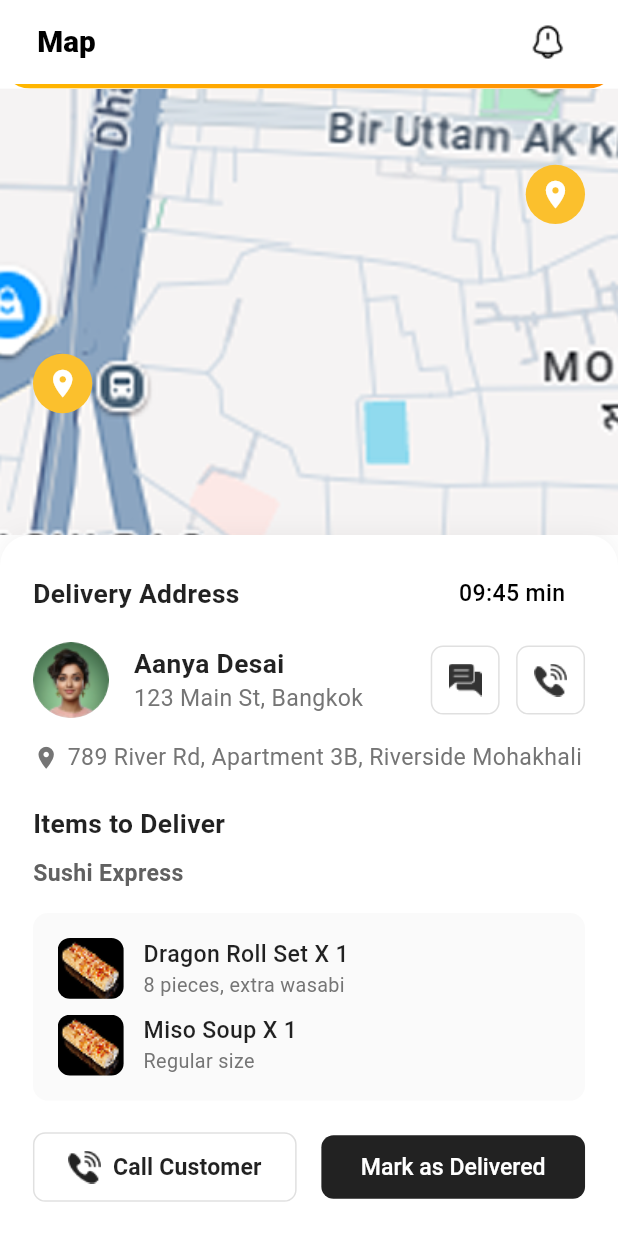
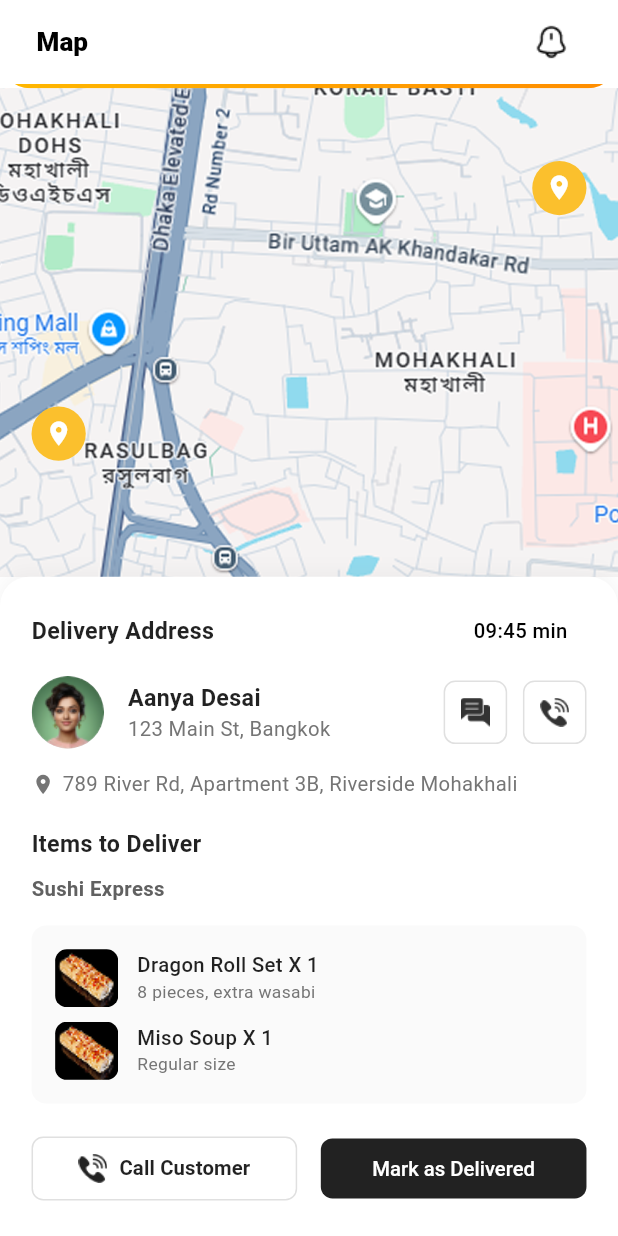
Before and after one commit to nuhan021/quikle_rider, a Flutter app: the MapScreen screen opened by its route, on a phone screen of 412 x 824 dp. Run offline on Flutter 3.47's test engine with Material 3 defaults, Android fonts, the phone set to English and light mode, and no system bars; our stand-ins replace flutter_screenutil, get, google_fonts, image_picker, logger, shared_preferences and 1 more; accounts and stored records are empty; Roboto replaces fonts that are missing (Obviously).

Commit message:
update done

```diff
--- a/lib/features/bottom_nav_bar/controller/bottom_nav_bar_controller.dart
+++ b/lib/features/bottom_nav_bar/controller/bottom_nav_bar_controller.dart
@@ -16,7 +16,7 @@ class BottomNavbarController extends GetxController {
       fallbackIcon: Icons.home,
     ),
     NavItem(
-      icon: 'assets/icons/orders.png',
+      icon: 'assets/icons/ordericon.png',
       label: 'All Orders',
       fallbackIcon: Icons.receipt_long,
     ),
--- a/lib/features/map/presentation/screen/map.dart
+++ b/lib/features/map/presentation/screen/map.dart
@@ -11,9 +11,6 @@ class MapScreen extends StatelessWidget {
 
   @override
   Widget build(BuildContext context) {
-    // Initialize ScreenUtil if not already done in your app
-    ScreenUtil.init(context, designSize: const Size(375, 812));
-
     return ChangeNotifierProvider(
       create: (context) => MapController(),
       child: Consumer<MapController>(
@@ -44,17 +41,16 @@ class MapScreen extends StatelessWidget {
 
   Widget _buildMapArea() {
     return Expanded(
-      flex: 3,
-      child: Container(
+      child: SizedBox(
         width: double.infinity,
         child: Stack(
           children: [
             // Map background
             Container(
+              height: double.infinity,
               decoration: BoxDecoration(
-                color: Colors.grey[100],
                 image: const DecorationImage(
-                  image: AssetImage('assets/images/mapdemo.png'),
+                  image: AssetImage('assets/images/map.png'),
                   fit: BoxFit.cover,
                 ),
               ),
@@ -100,7 +96,6 @@ class MapScreen extends StatelessWidget {
 
   Widget _buildDeliveryInfo(BuildContext context, MapController controller) {
     final delivery = controller.currentDelivery!;
-
     return Container(
       padding: EdgeInsets.all(20.w),
       decoration: BoxDecoration(
@@ -148,6 +143,7 @@ class MapScreen extends StatelessWidget {
           ),
         ),
         Container(
+
           padding: EdgeInsets.symmetric(horizontal: 12.w, vertical: 6.h),
           decoration: BoxDecoration(
             color: Colors.white10,
--- a/lib/features/profile/presentation/screen/profile.dart
+++ b/lib/features/profile/presentation/screen/profile.dart
@@ -24,7 +24,6 @@ class _ProfileScreenState extends State<ProfileScreen> {
 
   @override
   Widget build(BuildContext context) {
-    ScreenUtil.init(context, designSize: const Size(375, 812));
 
     return Scaffold(
       backgroundColor: const Color(0xFFF8F9FA),
--- a/lib/features/wallet/presentation/screen/wallet.dart
+++ b/lib/features/wallet/presentation/screen/wallet.dart
@@ -78,7 +78,6 @@ class _WalletScreenState extends State<WalletScreen>
 
   @override
   Widget build(BuildContext context) {
-    ScreenUtil.init(context, designSize: const Size(375, 812));
 
     return Scaffold(
       backgroundColor: const Color(0xFFF7F7F7),
```
Also changed, not shown: lib/features/bottom_nav_bar/screen/bottom_nav_bar.dart (+16 -16 lines).
